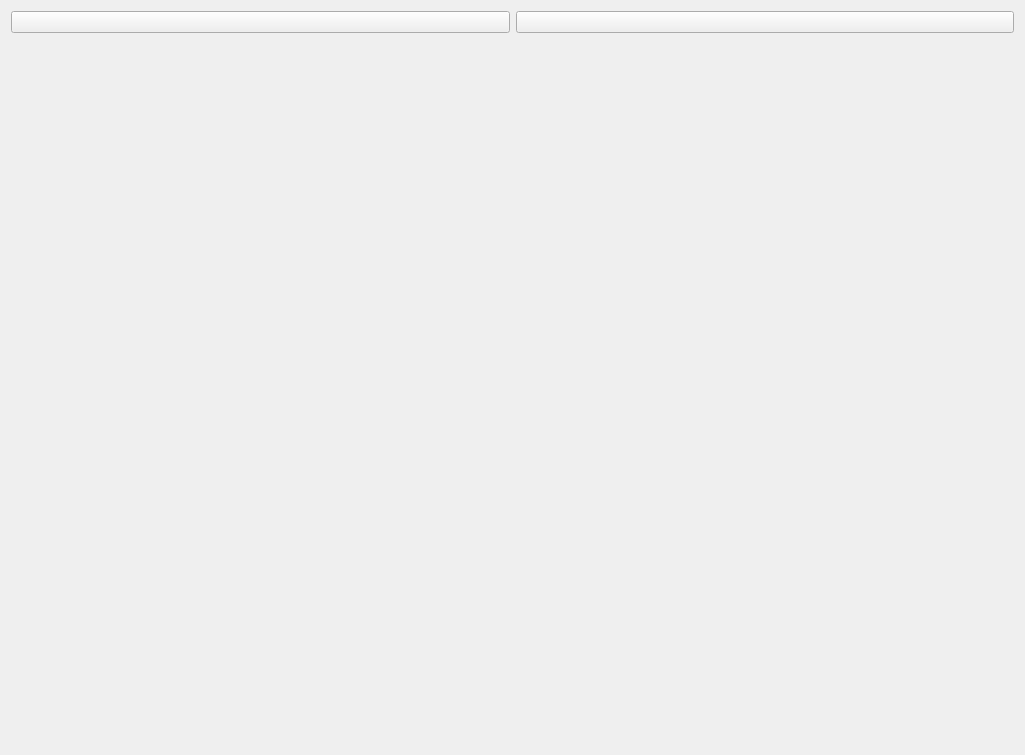
Qt form src/ui/history_panel.ui (MisakaMikoto128/UDP_Oscilloscope) before a commit.
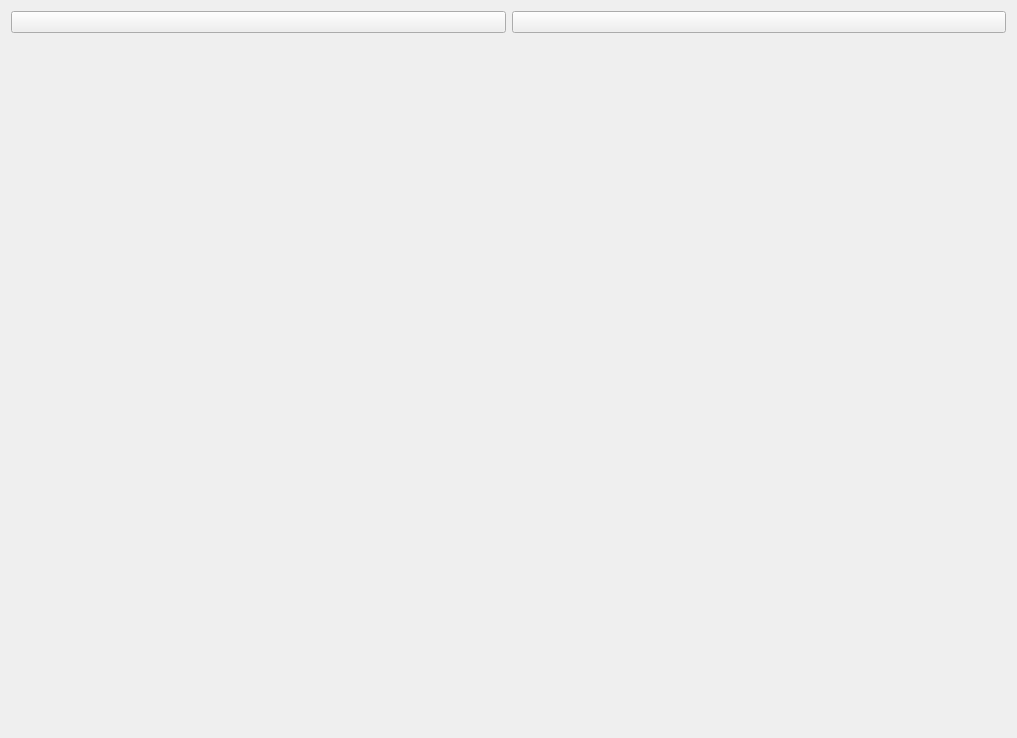
The same form after that commit. Custom widgets are drawn as their Qt base class.

Diff of the .ui file:
```diff
--- a/src/ui/history_panel.ui
+++ b/src/ui/history_panel.ui
@@ -6,8 +6,8 @@
    <rect>
     <x>0</x>
     <y>0</y>
-    <width>1025</width>
-    <height>755</height>
+    <width>1017</width>
+    <height>738</height>
    </rect>
   </property>
   <property name="windowTitle">
```
